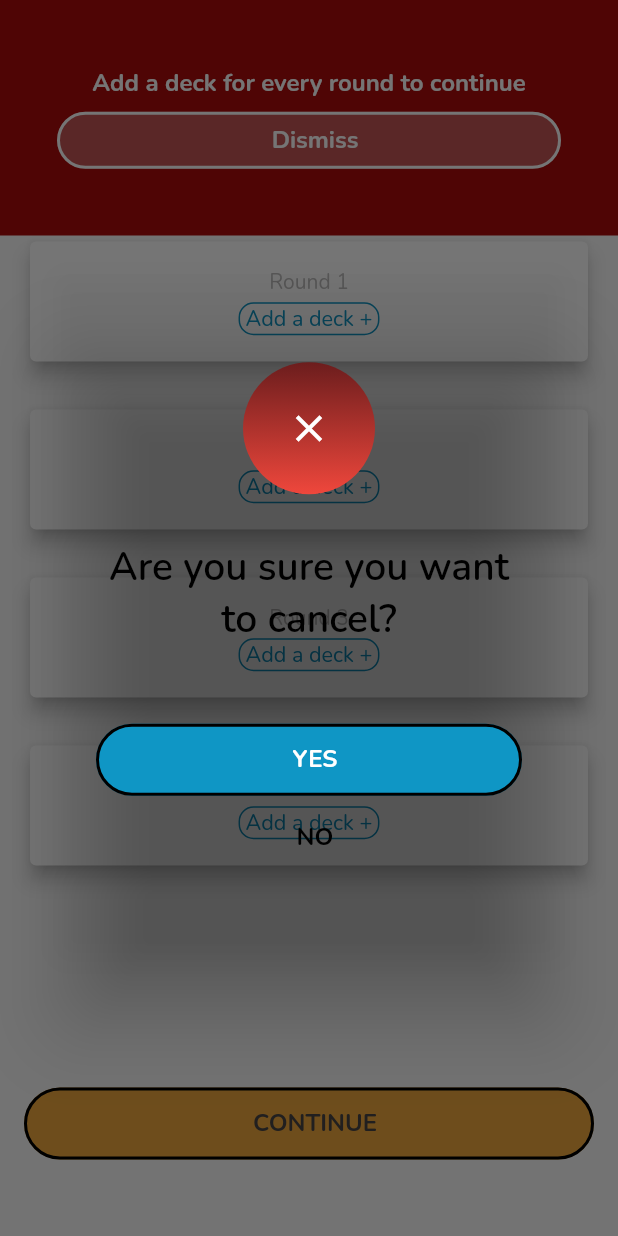
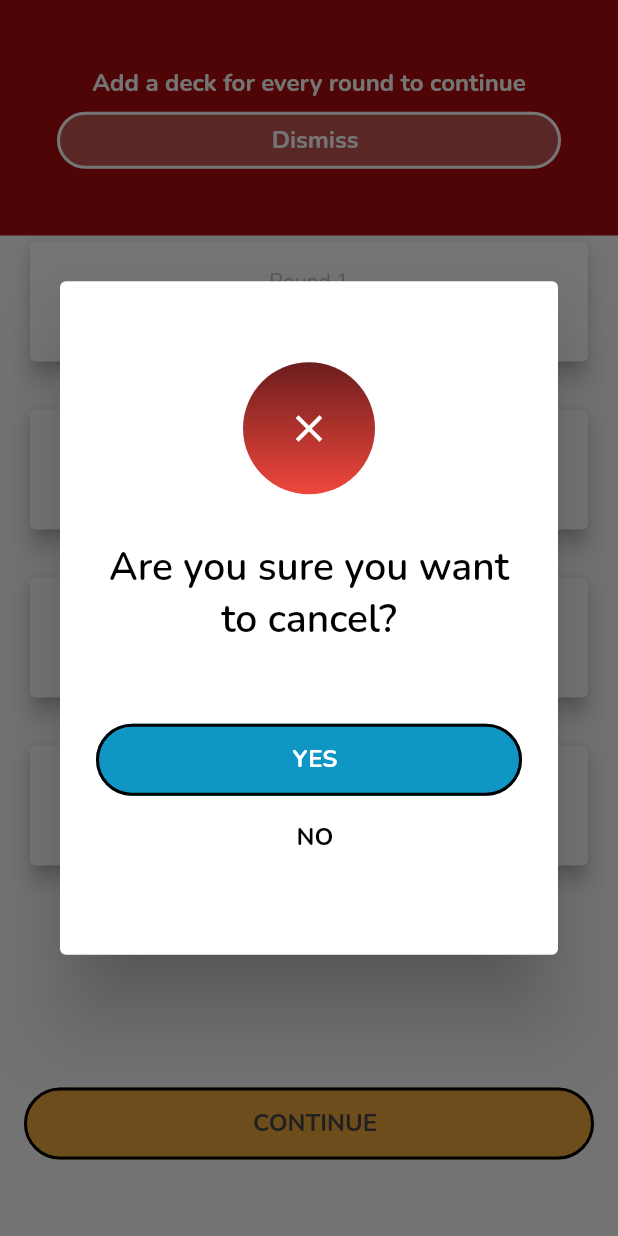
Before and after one commit to developertobi/for_your_h, a Flutter app: the screen it shows after launch, after a tap on "Dismiss", on a phone screen of 412 x 824 dp. Run offline on Flutter 3.47's test engine with Material 2 defaults, Android fonts, the light colour scheme and no system bars; our stand-ins replace flutter_svg, google_fonts.

Commit message:
Worked on more screens

```diff
--- a/lib/src/core/constants/images.dart
+++ b/lib/src/core/constants/images.dart
@@ -3,4 +3,6 @@ class AppImages {
 
   static const appLogo = 'assets/images/app_logo.png';
   static const diamond = 'assets/images/diamond.png';
+  static const curvedArrow = 'assets/images/curved_arrow.png';
+  static const globe = 'assets/images/globe.png';
 }
--- a/lib/src/features/views/add_deck_view.dart
+++ b/lib/src/features/views/add_deck_view.dart
@@ -46,68 +46,9 @@ class AddDeckView extends StatelessWidget {
                               barrierDismissible: false,
                               context: context,
                               builder: (context) {
-                                return AppDialog(
-                                  content: Padding(
-                                    padding: const EdgeInsets.symmetric(
-                                      vertical: 54,
-                                      horizontal: 24,
-                                    ),
-                                    child: Column(
-                                      mainAxisAlignment:
-                                          MainAxisAlignment.spaceBetween,
-                                      mainAxisSize: MainAxisSize.min,
-                                      children: [
-                                        GestureDetector(
-                                          onTap: () => Navigator.pop(context),
-                                          child: Container(
-                                            width: 88,
-                                            height: 88,
-                                            decoration: BoxDecoration(
-                                              borderRadius:
-                                                  BorderRadius.circular(100),
-                                              gradient: const LinearGradient(
-                                                begin: Alignment.topCenter,
-                                                end: Alignment.bottomCenter,
-                                                colors: [
-                                                  Color(0xff6C1D1D),
-                                                  Color(0xffEF473C),
-                                                ],
-                                              ),
-                                            ),
-                                            child: const Icon(
-                                              Icons.close,
-                                              color: AppColors.light,
-                                              size: 30,
-                                            ),
-                                          ),
-                                        ),
-                                        const Spacing.height(31),
-                                        const Text(
-                                          'Are you sure you want to cancel?',
-                                          textAlign: TextAlign.center,
-                                          style: TextStyle(
-                                            fontSize: 26,
-                                            fontWeight: FontWeight.w600,
-                                            color: AppColors.dark,
-                                          ),
-                                        ),
-                                        const Spacing.height(52),
-                                        AppButton(
-                                          text: 'YES',
-                                          backgroundColor: Color(0xff0F96C5),
-                                          borderColor: AppColors.dark,
-                                          onPressed: () {},
-                                        ),
-                                        const Spacing.tinyHeight(),
-                                        AppButton(
-                                          text: 'NO',
-                                          textColor: AppColors.dark,
-                                          onPressed: () =>
-                                              Navigator.pop(context),
-                                        ),
-                                      ],
-                                    ),
-                                  ),
+                                return const AppDialog(
+                                  backgroundColor: AppColors.light,
+                                  content: DismissDialogContent(),
                                 );
                               },
                             );
@@ -150,3 +91,71 @@ class AddDeckView extends StatelessWidget {
     );
   }
 }
+
+class DismissDialogContent extends StatelessWidget {
+  const DismissDialogContent({
+    Key? key,
+  }) : super(key: key);
+
+  @override
+  Widget build(BuildContext context) {
+    return Padding(
+      padding: const EdgeInsets.symmetric(
+        vertical: 54,
+        horizontal: 24,
+      ),
+      child: Column(
+        mainAxisAlignment: MainAxisAlignment.spaceBetween,
+        mainAxisSize: MainAxisSize.min,
+        children: [
+          GestureDetector(
+            onTap: () => Navigator.pop(context),
+            child: Container(
+              width: 88,
+              height: 88,
+              decoration: BoxDecoration(
+                borderRadius: BorderRadius.circular(100),
+                gradient: const LinearGradient(
+                  begin: Alignment.topCenter,
+                  end: Alignment.bottomCenter,
+                  colors: [
+                    Color(0xff6C1D1D),
+                    Color(0xffEF473C),
+                  ],
+                ),
+              ),
+              child: const Icon(
+                Icons.close,
+                color: AppColors.light,
+                size: 30,
+              ),
+            ),
+          ),
+          const Spacing.height(31),
+          const Text(
+            'Are you sure you want to cancel?',
+            textAlign: TextAlign.center,
+            style: TextStyle(
+              fontSize: 26,
+              fontWeight: FontWeight.w600,
+              color: AppColors.dark,
+            ),
+          ),
+          const Spacing.height(52),
+          AppButton(
+            text: 'YES',
+            backgroundColor: const Color(0xff0F96C5),
+            borderColor: AppColors.dark,
+            onPressed: () {},
+          ),
+          const Spacing.tinyHeight(),
+          AppButton(
+            text: 'NO',
+            textColor: AppColors.dark,
+            onPressed: () => Navigator.pop(context),
+          ),
+        ],
+      ),
+    );
+  }
+}
--- a/lib/src/widgets/app_dialog.dart
+++ b/lib/src/widgets/app_dialog.dart
@@ -8,15 +8,17 @@ class AppDialog extends StatelessWidget {
     this.title,
     required this.content,
     this.takeAllSpace = false,
+    this.backgroundColor = Colors.transparent,
   }) : super(key: key);
   final Widget? title;
   final Widget? content;
   final bool takeAllSpace;
+  final Color? backgroundColor;
 
   @override
   Widget build(BuildContext context) {
     return AlertDialog(
-      backgroundColor: Colors.transparent,
+      backgroundColor: backgroundColor,
       contentPadding: EdgeInsets.zero,
       actionsPadding: EdgeInsets.zero,
       buttonPadding: EdgeInsets.zero,
```
Also changed, not shown: lib/src/widgets/add_deck_container.dart (+220 -30 lines), assets/images/curved_arrow.png (added), assets/images/globe.png (added).
